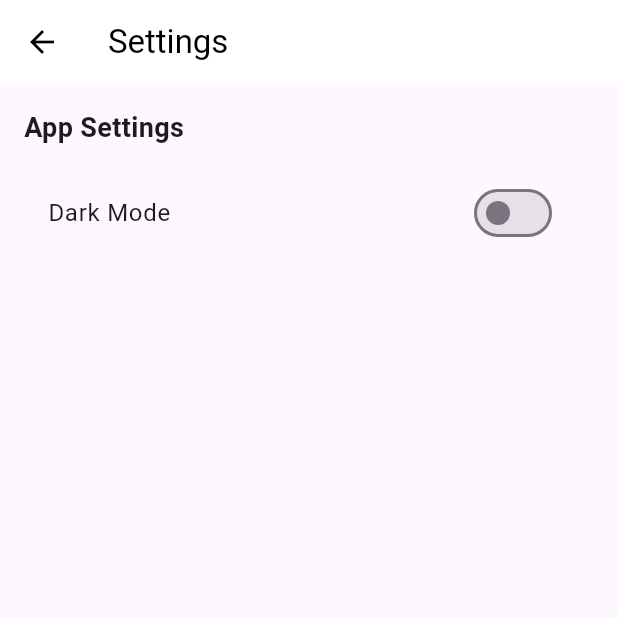
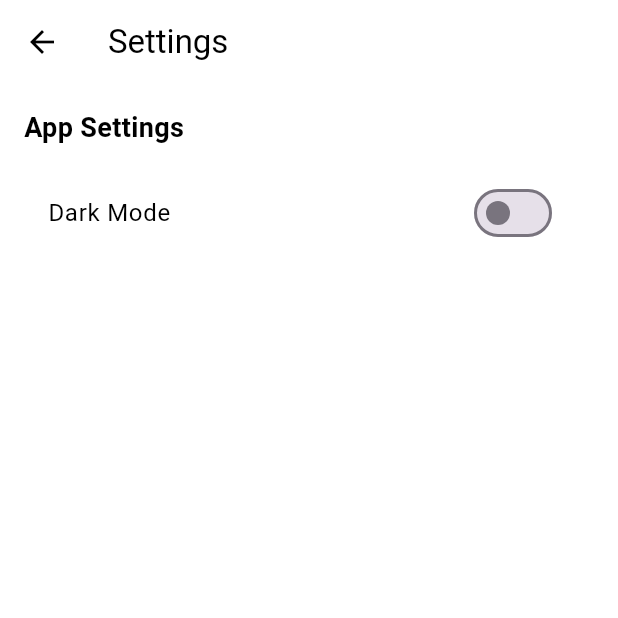
Before and after one commit to Sagar2006/Local-Rental-Flutter-, a Flutter app: the SettingsPage screen opened by its route, on a phone screen of 412 x 824 dp, the top half of it. Run offline on Flutter 3.47's test engine with Material 3 defaults, Android fonts, the phone set to English and light mode, and no system bars; our stand-ins replace cached_network_image, firebase_auth, firebase_core, firebase_database, flutter_carousel_widget, flutter_svg and 3 more; accounts and stored records are empty.

Commit message:
Refining colour modes

```diff
--- a/lib/main.dart
+++ b/lib/main.dart
@@ -53,8 +53,7 @@ class MyApp extends StatelessWidget {
         builder: (context, themeProvider, child) {
           return MaterialApp(
             debugShowCheckedModeBanner: false,
-            theme:
-                themeProvider.isDarkMode ? ThemeData.dark() : ThemeData.light(),
+            theme: themeProvider.themeData, // Use custom theme
             home: const AuthWrapper(),
             routes: {
               '/home': (context) => const MainNavigation(),
--- a/lib/pages/settings_page.dart
+++ b/lib/pages/settings_page.dart
@@ -8,12 +8,13 @@ class SettingsPage extends StatelessWidget {
   @override
   Widget build(BuildContext context) {
     final themeProvider = Provider.of<ThemeProvider>(context);
+    final isDarkMode = themeProvider.isDarkMode;
 
     return Scaffold(
       appBar: AppBar(
         title: const Text('Settings'),
-        backgroundColor: themeProvider.isDarkMode ? Colors.black : Colors.white,
-        foregroundColor: themeProvider.isDarkMode ? Colors.white : Colors.black,
+        backgroundColor: isDarkMode ? const Color(0xFF1E1E1E) : Colors.white,
+        foregroundColor: isDarkMode ? Colors.white : Colors.black,
         elevation: 0,
       ),
       body: Padding(
@@ -21,13 +22,21 @@ class SettingsPage extends StatelessWidget {
         child: Column(
           crossAxisAlignment: CrossAxisAlignment.start,
           children: [
-            const Text(
+            Text(
               'App Settings',
-              style: TextStyle(fontSize: 18, fontWeight: FontWeight.bold),
+              style: TextStyle(
+                fontSize: 18,
+                fontWeight: FontWeight.bold,
+                color: isDarkMode ? Colors.white : Colors.black,
+              ),
             ),
             const SizedBox(height: 16),
             ListTile(
-              title: const Text('Dark Mode'),
+              title: Text(
+                'Dark Mode',
+                style:
+                    TextStyle(color: isDarkMode ? Colors.white : Colors.black),
+              ),
               trailing: Switch(
                 value: themeProvider.isDarkMode,
                 onChanged: (value) {
```
Also changed, not shown: lib/pages/cart_page.dart (+10 -5 lines), lib/providers/theme_provider.dart (+22 -0 lines).
